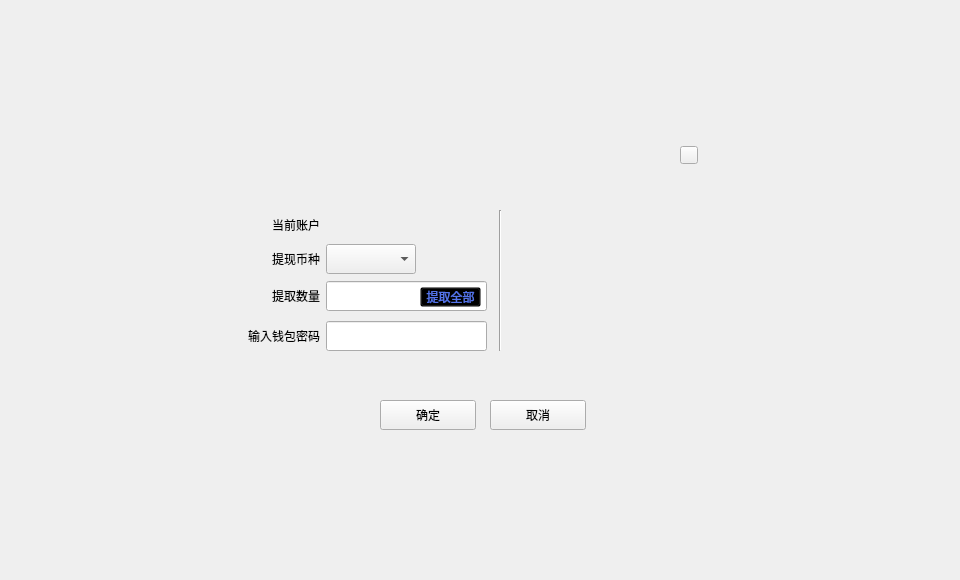
Qt form LNKWallet/exchange/withdrawexchangecontractdialog.ui (HcashOrg/hx-indicator) before a commit.
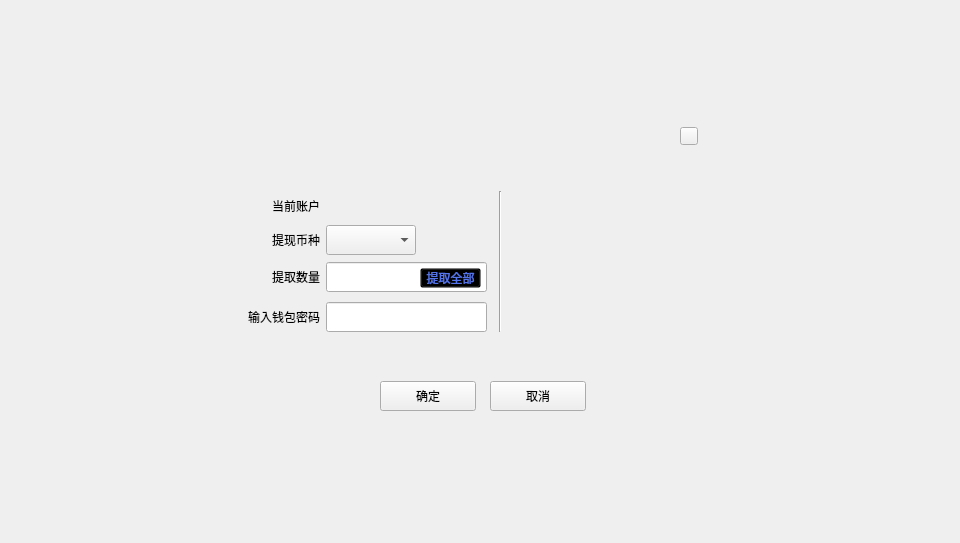
The same form after that commit.

What changed in the file:
```diff
--- a/LNKWallet/exchange/withdrawexchangecontractdialog.ui
+++ b/LNKWallet/exchange/withdrawexchangecontractdialog.ui
@@ -7,7 +7,7 @@
     <x>0</x>
     <y>0</y>
     <width>960</width>
-    <height>580</height>
+    <height>543</height>
    </rect>
   </property>
   <property name="windowTitle">
@@ -19,7 +19,7 @@
      <x>0</x>
      <y>0</y>
      <width>960</width>
-     <height>580</height>
+     <height>543</height>
     </rect>
    </property>
    <property name="font">
@@ -31,7 +31,7 @@
     <property name="geometry">
      <rect>
       <x>230</x>
-      <y>130</y>
+      <y>111</y>
       <width>500</width>
       <height>320</height>
      </rect>
```
